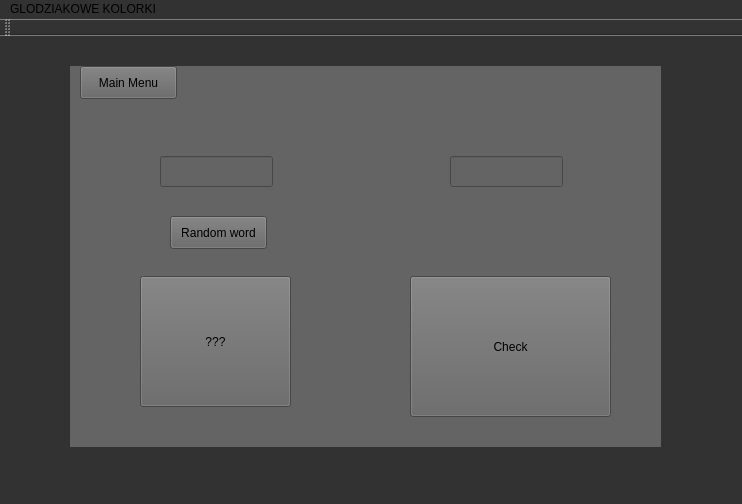
Old version of the form langapp/mainwindow.ui in the repository rafalbober/QtLanguageApp.
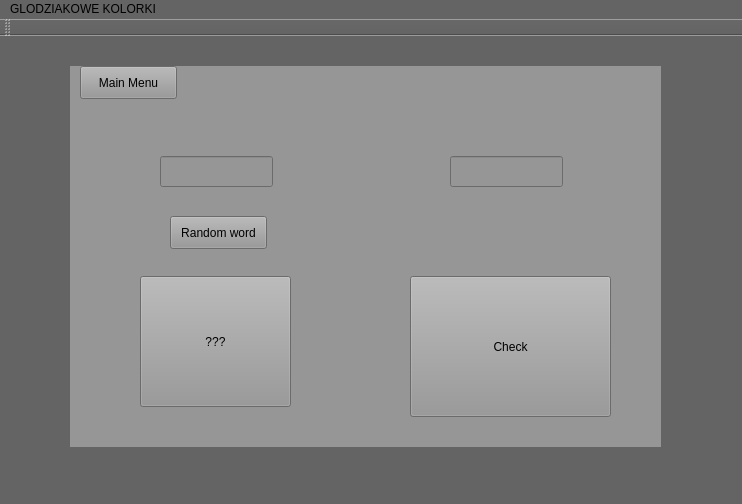
New version of the form. The open tabs and pages were chosen to show the change.

Commit message: Leftover code removed to stop MOC from being annoying

The edit to the form file:
```diff
--- a/langapp/mainwindow.ui
+++ b/langapp/mainwindow.ui
@@ -16,27 +16,27 @@
      <colorrole role="Button">
       <brush brushstyle="SolidPattern">
        <color alpha="255">
-        <red>50</red>
-        <green>50</green>
-        <blue>50</blue>
+        <red>100</red>
+        <green>100</green>
+        <blue>100</blue>
        </color>
       </brush>
      </colorrole>
      <colorrole role="Base">
       <brush brushstyle="SolidPattern">
        <color alpha="255">
-        <red>50</red>
-        <green>50</green>
-        <blue>50</blue>
+        <red>100</red>
+        <green>100</green>
+        <blue>100</blue>
        </color>
       </brush>
      </colorrole>
      <colorrole role="Window">
       <brush brushstyle="SolidPattern">
        <color alpha="255">
-        <red>50</red>
-        <green>50</green>
-        <blue>50</blue>
+        <red>100</red>
+        <green>100</green>
+        <blue>100</blue>
        </color>
       </brush>
      </colorrole>
@@ -45,27 +45,27 @@
      <colorrole role="Button">
       <brush brushstyle="SolidPattern">
        <color alpha="255">
-        <red>50</red>
-        <green>50</green>
-        <blue>50</blue>
+        <red>100</red>
+        <green>100</green>
+        <blue>100</blue>
        </color>
       </brush>
      </colorrole>
      <colorrole role="Base">
       <brush brushstyle="SolidPattern">
        <color alpha="255">
-        <red>50</red>
-        <green>50</green>
-        <blue>50</blue>
+        <red>100</red>
+        <green>100</green>
+        <blue>100</blue>
        </color>
       </brush>
      </colorrole>
      <colorrole role="Window">
       <brush brushstyle="SolidPattern">
        <color alpha="255">
-        <red>50</red>
-        <green>50</green>
-        <blue>50</blue>
+        <red>100</red>
+        <green>100</green>
+        <blue>100</blue>
        </color>
       </brush>
      </colorrole>
@@ -74,27 +74,27 @@
      <colorrole role="Button">
       <brush brushstyle="SolidPattern">
        <color alpha="255">
-        <red>50</red>
-        <green>50</green>
-        <blue>50</blue>
+        <red>100</red>
+        <green>100</green>
+        <blue>100</blue>
        </color>
       </brush>
      </colorrole>
      <colorrole role="Base">
       <brush brushstyle="SolidPattern">
        <color alpha="255">
-        <red>50</red>
-        <green>50</green>
-        <blue>50</blue>
+        <red>100</red>
+        <green>100</green>
+        <blue>100</blue>
        </color>
       </brush>
      </colorrole>
      <colorrole role="Window">
       <brush brushstyle="SolidPattern">
        <color alpha="255">
-        <red>50</red>
-        <green>50</green>
-        <blue>50</blue>
+        <red>100</red>
+        <green>100</green>
+        <blue>100</blue>
        </color>
       </brush>
      </colorrole>
@@ -105,7 +105,7 @@
    <string>MainWindow</string>
   </property>
   <property name="styleSheet">
-   <string notr="true">background:rgb(50,50,50)</string>
+   <string notr="true">background:rgb(100,100,100)</string>
   </property>
   <widget class="QWidget" name="centralWidget">
    <widget class="QStackedWidget" name="stackedWidget">
@@ -118,7 +118,7 @@
      </rect>
     </property>
     <property name="styleSheet">
-     <string notr="true">background:rgb(100, 100, 100)</string>
+     <string notr="true">background:rgb(150, 150, 150)</string>
     </property>
     <property name="currentIndex">
      <number>2</number>
```
Left out of the diff: 2 changed lines with no effect on the pictures. The commit also changes 2 other files.
